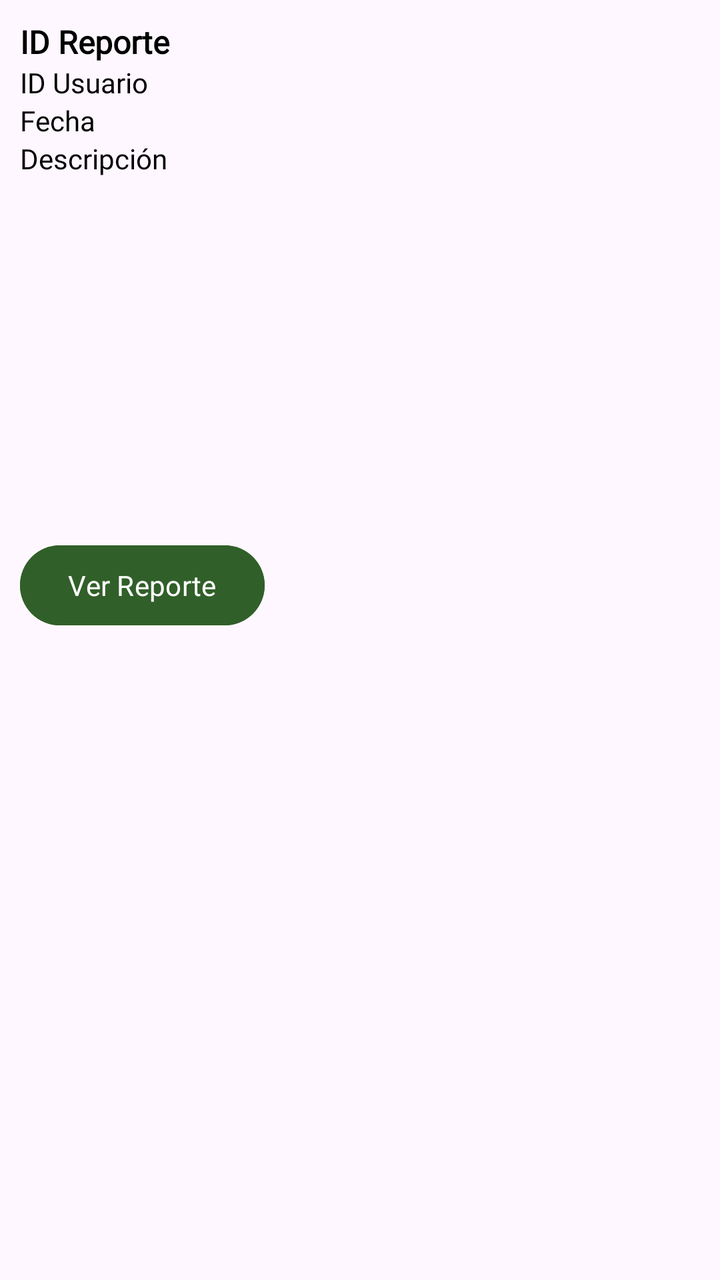
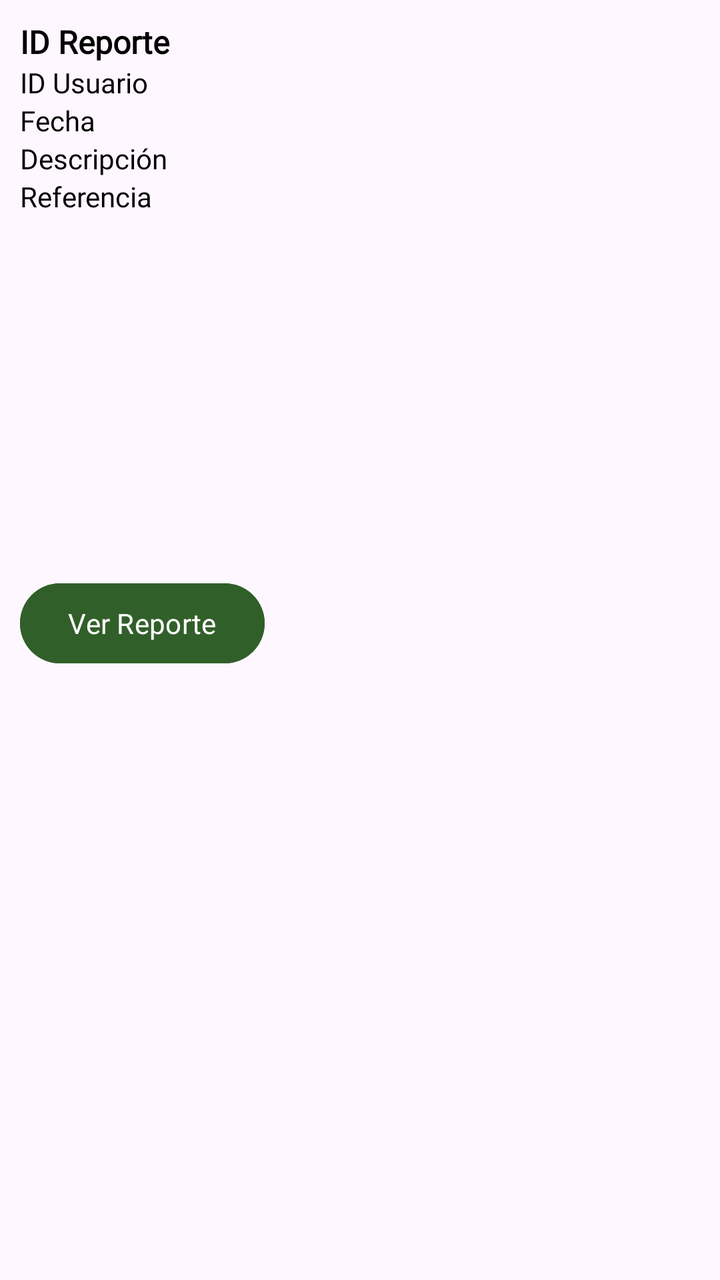

The first picture is an Android layout as it rendered before a commit; the second is the same layout after the commit. The layout source and the unified diff follow.
<!-- AndroidManifest.xml: application theme Theme.ECOALERTA -->
<!-- res/layout/item_reporte.xml -->
<?xml version="1.0" encoding="utf-8"?>
<LinearLayout xmlns:android="http://schemas.android.com/apk/res/android"
    android:orientation="vertical"
    android:layout_width="match_parent"
    android:layout_height="wrap_content"
    android:padding="10dp">

    <TextView
        android:id="@+id/tvIdReporte"
        android:layout_width="wrap_content"
        android:layout_height="wrap_content"
        android:fontFamily="@font/adlam_display"
        android:text="ID Reporte"
        android:textColor="#000000"
        android:textSize="16sp"
        android:textStyle="bold" />

    <TextView
        android:id="@+id/tvIdUsuario"
        android:layout_width="wrap_content"
        android:layout_height="wrap_content"
        android:fontFamily="@font/adlam_display"
        android:text="ID Usuario"
        android:textColor="#000000" />

    <TextView
        android:id="@+id/tvFecha"
        android:layout_width="wrap_content"
        android:layout_height="wrap_content"
        android:fontFamily="@font/adlam_display"
        android:text="Fecha"
        android:textColor="#000000" />

    <TextView
        android:id="@+id/tvDescripcion"
        android:layout_width="wrap_content"
        android:layout_height="wrap_content"
        android:fontFamily="@font/adlam_display"
        android:text="Descripción"
        android:textColor="#000000" />

    <ImageView
        android:id="@+id/imgvReporte"
        android:layout_width="240dp"
        android:layout_height="160dp"
        android:layout_marginTop="10dp"
        android:scaleType="centerCrop" />

    <Button
        android:id="@+id/btnVerReporteCompleto"
        android:layout_width="wrap_content"
        android:layout_height="wrap_content"
        android:layout_marginTop="10dp"
        android:backgroundTint="#315F29"
        android:fontFamily="@font/adlam_display"
        android:text="Ver Reporte"
        android:textColor="#FFFFFF" />
</LinearLayout>
<!-- resources referenced by this layout -->
<resources>
  <style name="Theme.ECOALERTA" parent="Base.Theme.ECOALERTA" />
  <style name="Base.Theme.ECOALERTA" parent="Theme.Material3.DayNight.NoActionBar">
          
          
      </style>
</resources>

<!-- the commit's change to res/layout/item_reporte.xml (unified diff, before → after) -->
@@ -39,6 +39,14 @@
         android:text="Descripción"
         android:textColor="#000000" />
 
+    <TextView
+        android:id="@+id/tvReferencia"
+        android:layout_width="wrap_content"
+        android:layout_height="wrap_content"
+        android:fontFamily="@font/adlam_display"
+        android:text="Referencia"
+        android:textColor="#000000" />
+
     <ImageView
         android:id="@+id/imgvReporte"
         android:layout_width="240dp"
